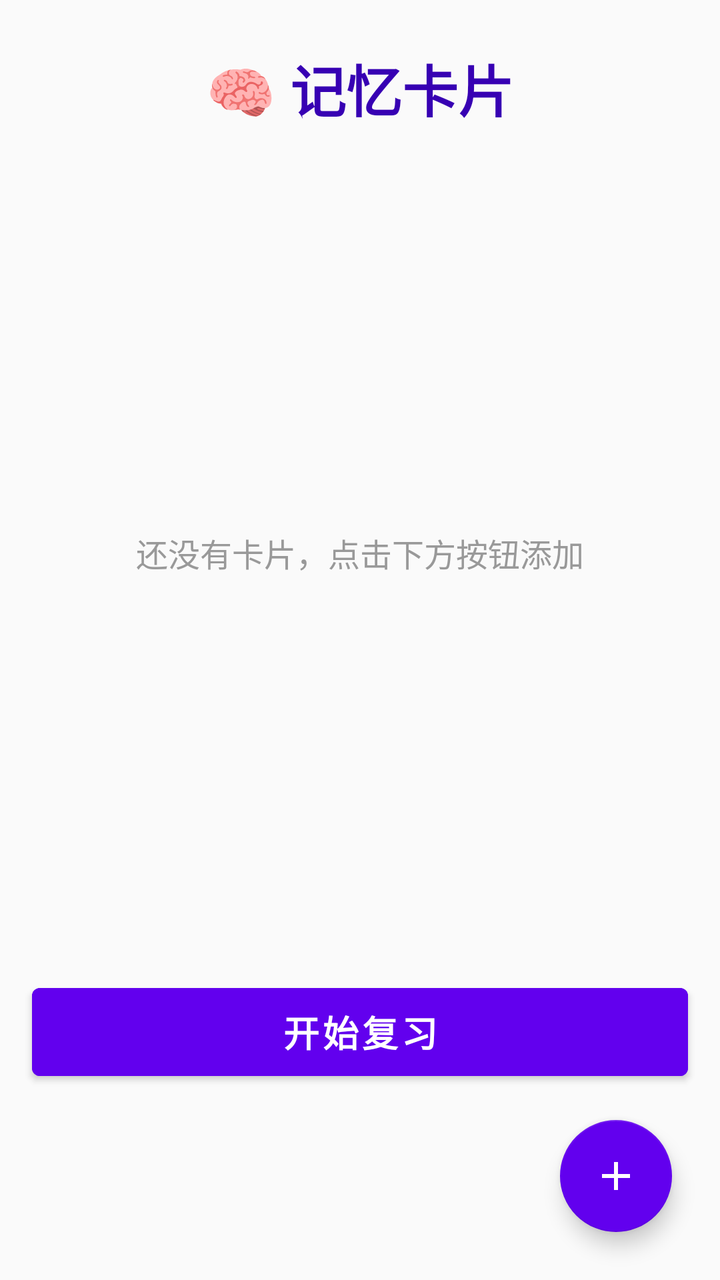
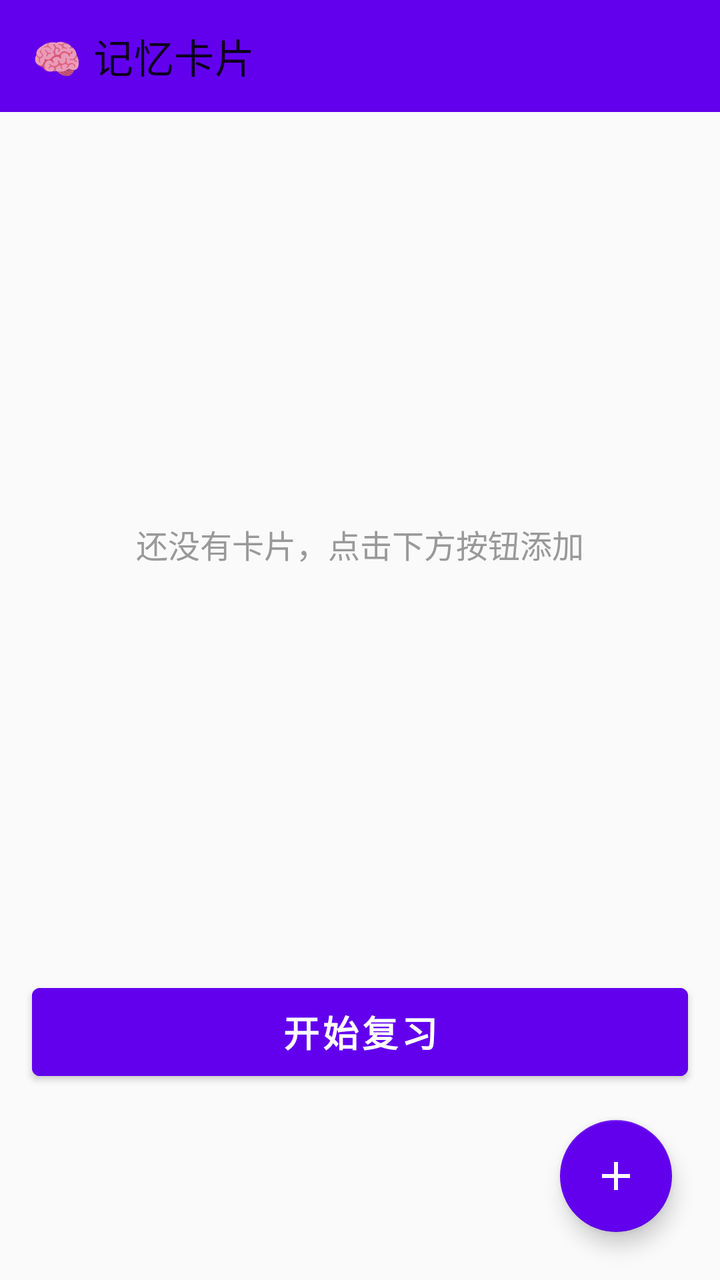

Two renders of the same Android screen: before a commit and after it. Below are the layout's source before the change and the commit's diff.
<!-- AndroidManifest.xml: application theme Theme.MemoryCards -->
<!-- res/layout/activity_main.xml -->
<?xml version="1.0" encoding="utf-8"?>
<androidx.constraintlayout.widget.ConstraintLayout xmlns:android="http://schemas.android.com/apk/res/android"
    xmlns:app="http://schemas.android.com/apk/res-auto"
    android:layout_width="match_parent"
    android:layout_height="match_parent"
    android:background="#FAFAFA">

    <TextView
        android:id="@+id/tvTitle"
        android:layout_width="wrap_content"
        android:layout_height="wrap_content"
        android:text="🧠 记忆卡片"
        android:textSize="28sp"
        android:textStyle="bold"
        android:textColor="@color/purple_700"
        android:layout_marginTop="24dp"
        app:layout_constraintTop_toTopOf="parent"
        app:layout_constraintStart_toStartOf="parent"
        app:layout_constraintEnd_toEndOf="parent" />

    <TextView
        android:id="@+id/tvEmpty"
        android:layout_width="wrap_content"
        android:layout_height="wrap_content"
        android:text="@string/no_cards"
        android:textSize="16sp"
        android:textColor="#999999"
        android:visibility="visible"
        app:layout_constraintTop_toBottomOf="@id/tvTitle"
        app:layout_constraintBottom_toTopOf="@id/btnStartReview"
        app:layout_constraintStart_toStartOf="parent"
        app:layout_constraintEnd_toEndOf="parent" />

    <androidx.recyclerview.widget.RecyclerView
        android:id="@+id/recyclerView"
        android:layout_width="0dp"
        android:layout_height="0dp"
        android:layout_marginTop="16dp"
        android:layout_marginHorizontal="16dp"
        android:visibility="gone"
        app:layout_constraintTop_toBottomOf="@id/tvTitle"
        app:layout_constraintBottom_toTopOf="@id/btnStartReview"
        app:layout_constraintStart_toStartOf="parent"
        app:layout_constraintEnd_toEndOf="parent" />

    <Button
        android:id="@+id/btnStartReview"
        android:layout_width="0dp"
        android:layout_height="56dp"
        android:text="开始复习"
        android:textSize="18sp"
        android:textStyle="bold"
        android:layout_marginHorizontal="16dp"
        android:layout_marginBottom="16dp"
        android:backgroundTint="@color/purple_500"
        android:textColor="@color/white"
        app:layout_constraintBottom_toTopOf="@id/fabAddCard"
        app:layout_constraintStart_toStartOf="parent"
        app:layout_constraintEnd_toEndOf="parent" />

    <com.google.android.material.floatingactionbutton.FloatingActionButton
        android:id="@+id/fabAddCard"
        android:layout_width="wrap_content"
        android:layout_height="wrap_content"
        android:layout_margin="24dp"
        android:src="@drawable/ic_add"
        android:contentDescription="添加卡片"
        app:backgroundTint="@color/purple_500"
        app:tint="@color/white"
        app:layout_constraintBottom_toBottomOf="parent"
        app:layout_constraintEnd_toEndOf="parent" />

</androidx.constraintlayout.widget.ConstraintLayout>
<!-- resources referenced by this layout -->
<resources>
  <color name="purple_500">#FF6200EE</color>
  <color name="purple_700">#FF3700B3</color>
  <color name="white">#FFFFFFFF</color>
  <!-- drawable ic_add (drawable) -->
  <vector xmlns:android="http://schemas.android.com/apk/res/android"
      android:width="24dp"
      android:height="24dp"
      android:viewportWidth="24"
      android:viewportHeight="24">
      <path
          android:fillColor="#FFFFFF"
          android:pathData="M19,13h-6v6h-2v-6H5v-2h6V5h2v6h6v2z" />
  </vector>
  <string name="no_cards">还没有卡片，点击下方按钮添加</string>
  <style name="Theme.MemoryCards" parent="Theme.MaterialComponents.DayNight.DarkActionBar">
          <item name="colorPrimary">@color/purple_500</item>
          <item name="colorPrimaryVariant">@color/purple_700</item>
          <item name="colorOnPrimary">@color/white</item>
          <item name="colorSecondary">@color/teal_200</item>
          <item name="colorSecondaryVariant">@color/teal_700</item>
      </style>
  <color name="teal_200">#FF03DAC5</color>
  <color name="teal_700">#FF018786</color>
</resources>

<!-- the commit's change to res/layout/activity_main.xml (unified diff, before → after) -->
@@ -5,15 +5,13 @@
     android:layout_height="match_parent"
     android:background="#FAFAFA">
 
-    <TextView
-        android:id="@+id/tvTitle"
-        android:layout_width="wrap_content"
-        android:layout_height="wrap_content"
-        android:text="🧠 记忆卡片"
-        android:textSize="28sp"
-        android:textStyle="bold"
-        android:textColor="@color/purple_700"
-        android:layout_marginTop="24dp"
+    <androidx.appcompat.widget.Toolbar
+        android:id="@+id/toolbar"
+        android:layout_width="0dp"
+        android:layout_height="?attr/actionBarSize"
+        android:background="@color/purple_500"
+        android:titleTextColor="@color/white"
+        app:title="🧠 记忆卡片"
         app:layout_constraintTop_toTopOf="parent"
         app:layout_constraintStart_toStartOf="parent"
         app:layout_constraintEnd_toEndOf="parent" />
@@ -26,7 +24,7 @@
         android:textSize="16sp"
         android:textColor="#999999"
         android:visibility="visible"
-        app:layout_constraintTop_toBottomOf="@id/tvTitle"
+        app:layout_constraintTop_toBottomOf="@id/toolbar"
         app:layout_constraintBottom_toTopOf="@id/btnStartReview"
         app:layout_constraintStart_toStartOf="parent"
         app:layout_constraintEnd_toEndOf="parent" />
@@ -35,10 +33,10 @@
         android:id="@+id/recyclerView"
         android:layout_width="0dp"
         android:layout_height="0dp"
-        android:layout_marginTop="16dp"
+        android:layout_marginTop="8dp"
         android:layout_marginHorizontal="16dp"
         android:visibility="gone"
-        app:layout_constraintTop_toBottomOf="@id/tvTitle"
+        app:layout_constraintTop_toBottomOf="@id/toolbar"
         app:layout_constraintBottom_toTopOf="@id/btnStartReview"
         app:layout_constraintStart_toStartOf="parent"
         app:layout_constraintEnd_toEndOf="parent" />
